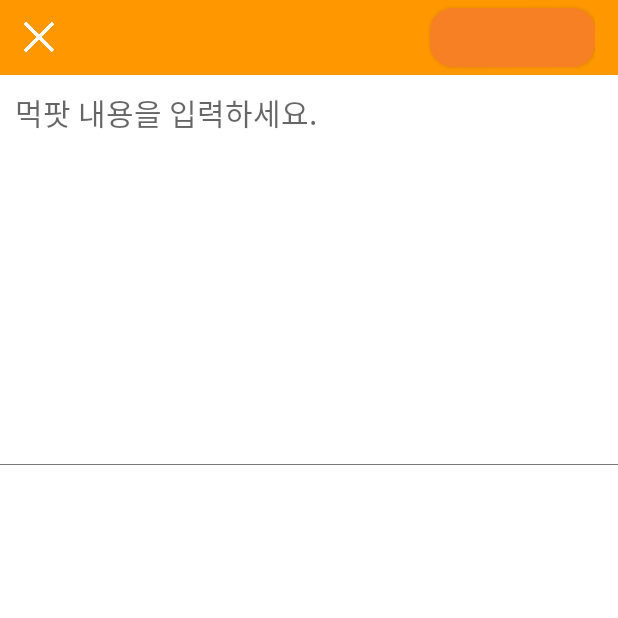
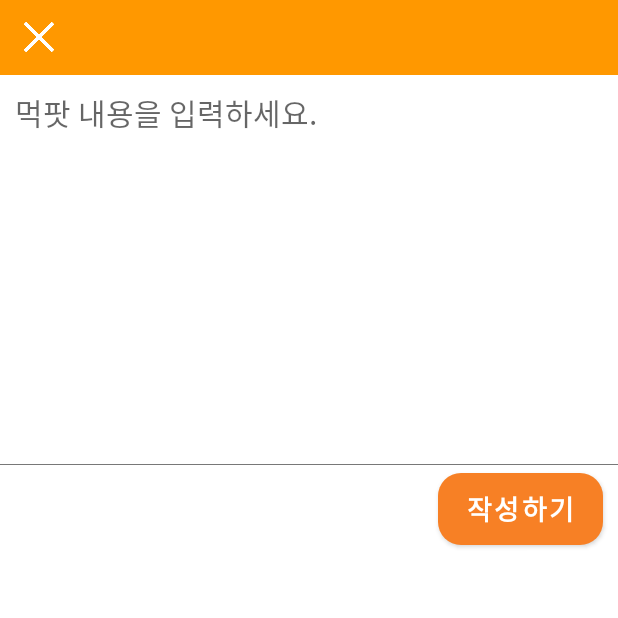
Before and after one commit to RoadFoodGoblinP/RFG2021, an Android app: the MuckpotWrite screen opened directly, with no data from a screen before it, on a phone screen of 412 x 824 dp, the top half of it. Run offline under Robolectric (Android 15) with nearby library versions, the light colour scheme and no system bars.

Commit message:
1119_sohee

```diff
--- a/app/src/main/java/com/example/rfg2021/MuckpotWrite.java
+++ b/app/src/main/java/com/example/rfg2021/MuckpotWrite.java
@@ -2,12 +2,15 @@ package com.example.rfg2021;
 
 import android.os.Bundle;
 import android.view.View;
+import android.widget.Button;
 import android.widget.ImageView;
+import android.widget.LinearLayout;
 
 import androidx.appcompat.app.AppCompatActivity;
 
 public class MuckpotWrite extends AppCompatActivity {
     private ImageView muckWrite_CloseBtn;
+    private Button muckpotWrite_WriteBtn;
 
     @Override
     protected void onCreate(Bundle savedInstanceState) {
@@ -15,6 +18,7 @@ public class MuckpotWrite extends AppCompatActivity {
         setContentView(R.layout.activity_muckpot_write);
 
         muckWrite_CloseBtn = findViewById(R.id.muckWrite_CloseBtn);
+        muckpotWrite_WriteBtn = findViewById(R.id.muckpotWrite_WriteBtn);
 
         muckWrite_CloseBtn.setOnClickListener(new View.OnClickListener() {
             @Override
--- a/app/src/main/res/layout/activity_bookmark_all.xml
+++ b/app/src/main/res/layout/activity_bookmark_all.xml
@@ -10,7 +10,7 @@
     <androidx.appcompat.widget.Toolbar
         android:layout_width="match_parent"
         android:layout_height="50dp"
-        android:background="#FF9800"
+        android:background="#F78025"
         app:contentInsetStart="10dp">
 
         <LinearLayout
--- a/app/src/main/res/layout/activity_event.xml
+++ b/app/src/main/res/layout/activity_event.xml
@@ -10,7 +10,7 @@
     <androidx.appcompat.widget.Toolbar
         android:layout_width="match_parent"
         android:layout_height="50dp"
-        android:background="#FF9800"
+        android:background="#F78025"
         app:contentInsetStart="10dp">
 
         <LinearLayout
--- a/app/src/main/res/layout/activity_like_all.xml
+++ b/app/src/main/res/layout/activity_like_all.xml
@@ -10,7 +10,7 @@
     <androidx.appcompat.widget.Toolbar
         android:layout_width="match_parent"
         android:layout_height="50dp"
-        android:background="#FF9800"
+        android:background="#F78025"
         app:contentInsetStart="10dp">
 
         <LinearLayout
--- a/app/src/main/res/layout/activity_muckpot_write.xml
+++ b/app/src/main/res/layout/activity_muckpot_write.xml
@@ -28,17 +28,7 @@
                 android:gravity="center"
                 android:layout_weight="1"
                 android:layout_width="wrap_content"
-                android:layout_height="match_parent">
-            </LinearLayout>
-            <Button
-                android:layout_marginVertical="5dp"
-                android:text="작성하기"
-                android:textColor="#f78025"
-                android:textSize="18dp"
-                android:textStyle="bold"
-                android:background="@drawable/feed_btn"
-                android:layout_width="110dp"
-                android:layout_height="wrap_content"/>
+                android:layout_height="match_parent" />
         </LinearLayout>
     </androidx.appcompat.widget.Toolbar>
     <!--툴바 영역 끝-->
@@ -69,6 +59,19 @@
                     android:layout_width="match_parent"
                     android:layout_height="match_parent"/>
             </LinearLayout>
+
+            <Button
+                android:layout_marginRight="10dp"
+                android:layout_gravity="right"
+                android:id="@+id/muckpotWrite_WriteBtn"
+                android:layout_marginVertical="5dp"
+                android:text="작성하기"
+                android:textColor="#ffffff"
+                android:textSize="18dp"
+                android:textStyle="bold"
+                android:background="@drawable/feed_btn"
+                android:layout_width="110dp"
+                android:layout_height="wrap_content"/>
         </LinearLayout>
     </ScrollView>
     <!--컨텐츠 영역 끝-->
```
Also changed, not shown: app/src/main/java/com/example/rfg2021/FeedDetail.java (+10 -0 lines), app/src/main/res/layout/activity_feed_write.xml (+14 -12 lines).
